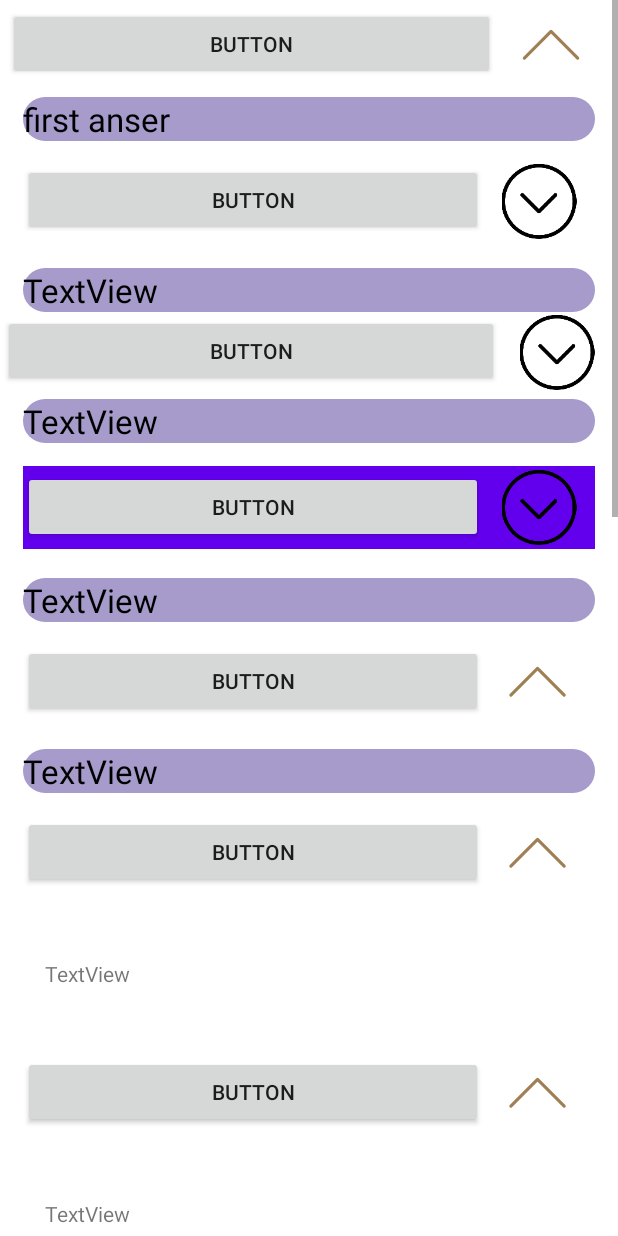
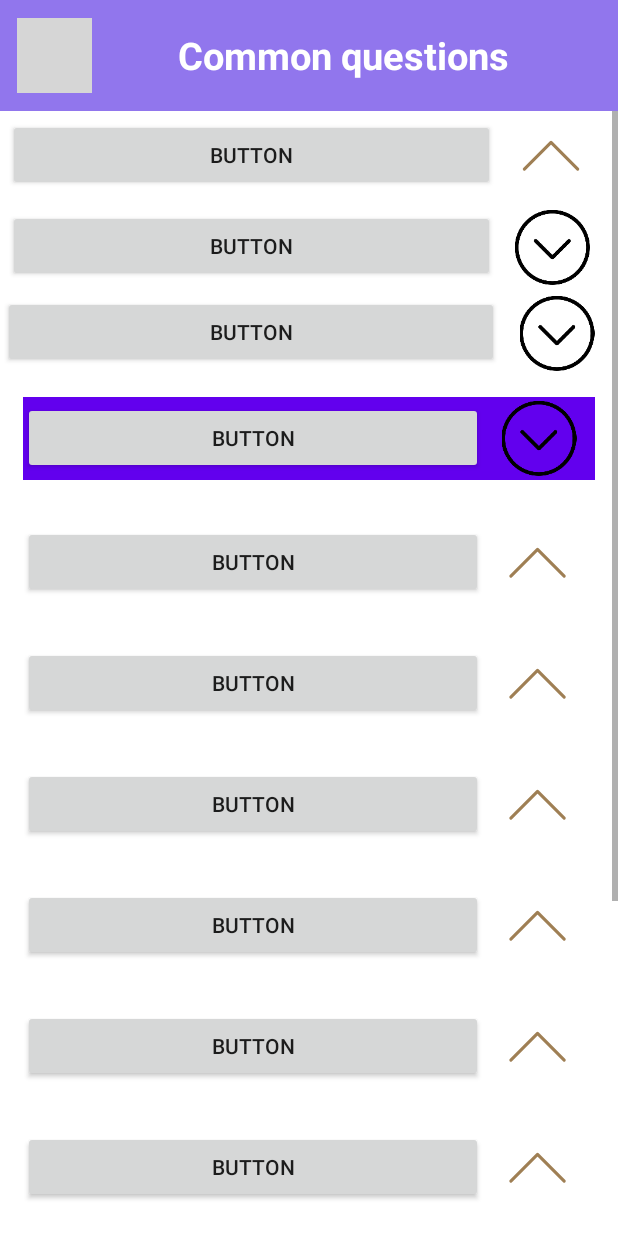
Before and after one commit to AhmedEmadEls/Student_Application, an Android app: the Test_Activity screen opened directly, with no data from a screen before it, on a phone screen of 412 x 824 dp. Run offline under Robolectric (Android 15) with nearby library versions, the phone set to English and light mode, and no system bars; Roboto replaces fonts that are not available here; grey boxes are pictures that could not be loaded.

Commit message:
add style

```diff
--- a/app/src/main/res/layout-ar/activity_main2.xml
+++ b/app/src/main/res/layout-ar/activity_main2.xml
@@ -18,7 +18,7 @@
         >
 
         <TextView
-            android:id="@+id/textView8"
+            android:id="@+id/textView1"
             android:layout_width="match_parent"
             android:layout_height="wrap_content"
             android:text="TextView"
@@ -28,7 +28,7 @@
             />
 
         <TextView
-            android:id="@+id/textView9"
+            android:id="@+id/textView2"
             android:layout_width="match_parent"
             android:layout_height="wrap_content"
             android:text="TextView"
@@ -37,7 +37,7 @@
             />
 
         <TextView
-            android:id="@+id/textView10"
+            android:id="@+id/textView3"
             android:layout_width="match_parent"
             android:layout_height="wrap_content"
             android:text="TextView"
@@ -134,6 +134,7 @@
                 android:scaleType="fitCenter"
                 android:background="@drawable/custom_btnmen"
                 android:src="@drawable/chatte"
+                android:onClick="qanda"
                 android:layout_marginRight="35dp"
                 android:layout_weight="1"
                 />
--- a/app/src/main/res/layout/activity_test.xml
+++ b/app/src/main/res/layout/activity_test.xml
@@ -1,5 +1,5 @@
 <?xml version="1.0" encoding="utf-8"?>
-<ScrollView
+<LinearLayout
     xmlns:android="http://schemas.android.com/apk/res/android"
     xmlns:app="http://schemas.android.com/apk/res-auto"
     xmlns:tools="http://schemas.android.com/tools"
@@ -9,6 +9,46 @@
     tools:context=".Test_Activity"
     android:background="@color/white"
     >
+
+    <LinearLayout
+        android:layout_width="match_parent"
+        android:layout_height="74dp"
+        android:orientation="horizontal"
+        android:background="#9176ED"
+        >
+
+        <ImageButton
+            android:layout_width="50dp"
+            android:layout_height="50dp"
+            android:layout_weight="0.01"
+            android:background="@color/null2"
+            android:scaleType="fitCenter"
+            android:src="@drawable/back3"
+            android:layout_gravity="center"
+            android:layout_marginLeft="11dp"
+
+            />
+
+        <TextView
+            android:layout_width="294px"
+            android:layout_height="wrap_content"
+            android:text="@string/common_questions"
+            android:gravity="center"
+            android:layout_gravity="center"
+            android:layout_marginRight="15dp"
+            android:textSize="25dp"
+            android:layout_weight="5"
+            android:textStyle="bold"
+            android:textColor="@color/white"
+            />
+
+    </LinearLayout>
+
+    <ScrollView
+        android:layout_width="match_parent"
+        android:layout_height="match_parent">
+
+
 <LinearLayout
     android:layout_width="match_parent"
     android:layout_height="5dp"
@@ -17,7 +57,6 @@
     <LinearLayout
         style="@style/layout"
         android:onClick="m1"
-
         >
 
         <Button
@@ -49,10 +88,8 @@
         />
 
     <LinearLayout
-        android:layout_width="match_parent"
-        android:layout_height="wrap_content"
-        android:orientation="horizontal"
-        android:layout_margin="15dp"
+        style="@style/layout"
+        android:onClick="m2"
         >
 
         <Button
@@ -212,10 +249,8 @@
 
     <TextView
         android:id="@+id/textView6"
-        android:layout_width="match_parent"
-        android:layout_height="wrap_content"
-        android:text="TextView"
-        android:layout_margin="30dp"
+        android:text="first anser"
+        style="@style/qatext"
         />
 
     <LinearLayout
@@ -246,10 +281,8 @@
 
     <TextView
         android:id="@+id/textView7"
-        android:layout_width="match_parent"
-        android:layout_height="wrap_content"
-        android:text="TextView"
-        android:layout_margin="30dp"
+        android:text="first anser"
+        style="@style/qatext"
         />
 
     <LinearLayout
@@ -280,10 +313,8 @@
 
     <TextView
         android:id="@+id/textView8"
-        android:layout_width="match_parent"
-        android:layout_height="wrap_content"
-        android:text="TextView"
-        android:layout_margin="30dp"
+        android:text="first anser"
+        style="@style/qatext"
         />
 
     <LinearLayout
@@ -314,10 +345,8 @@
 
     <TextView
         android:id="@+id/textView9"
-        android:layout_width="match_parent"
-        android:layout_height="wrap_content"
-        android:text="TextView"
-        android:layout_margin="30dp"
+        android:text="first anser"
+        style="@style/qatext"
         />
 
     <LinearLayout
@@ -348,10 +377,8 @@
 
     <TextView
         android:id="@+id/textView10"
-        android:layout_width="match_parent"
-        android:layout_height="wrap_content"
-        android:text="TextView"
-        android:layout_margin="30dp"
+        android:text="first anser"
+        style="@style/qatext"
         />
 
     <LinearLayout
@@ -382,10 +409,8 @@
 
     <TextView
         android:id="@+id/textView11"
-        android:layout_width="match_parent"
-        android:layout_height="wrap_content"
-        android:text="TextView"
-        android:layout_margin="30dp"
+        android:text="first anser"
+        style="@style/qatext"
         />
 
     <LinearLayout
@@ -416,10 +441,8 @@
 
     <TextView
         android:id="@+id/textView12"
-        android:layout_width="match_parent"
-        android:layout_height="wrap_content"
-        android:text="TextView"
-        android:layout_margin="30dp"
+        android:text="first anser"
+        style="@style/qatext"
         />
 
     <LinearLayout
@@ -450,10 +473,8 @@
 
     <TextView
         android:id="@+id/textView13"
-        android:layout_width="match_parent"
-        android:layout_height="wrap_content"
-        android:text="TextView"
-        android:layout_margin="30dp"
+        android:text="first anser"
+        style="@style/qatext"
         />
 
     <LinearLayout
@@ -484,13 +505,10 @@
 
     <TextView
         android:id="@+id/textView14"
-        android:layout_width="match_parent"
-        android:layout_height="wrap_content"
-        android:text="TextView"
-        android:layout_margin="30dp"
+        android:text="first anser"
+        style="@style/qatext"
         />
 
-
-
 </LinearLayout>
-</ScrollView>
+    </ScrollView>
+</LinearLayout>
--- a/app/src/main/res/values-night/themes.xml
+++ b/app/src/main/res/values-night/themes.xml
@@ -77,7 +77,7 @@
         <item name="android:textSize">22sp</item>
         <item name="android:textStyle">normal</item>
         <!--chang Visi    to gone -->
-        <item name="android:visibility">visible</item>
+        <item name="android:visibility">gone</item>
         <item name="android:background">@drawable/custom_btncommon</item>
     </style>
 
--- a/app/src/main/res/values/themes.xml
+++ b/app/src/main/res/values/themes.xml
@@ -92,7 +92,7 @@
         <item name="android:textSize">22sp</item>
         <item name="android:textStyle">normal</item>
         <!--chang Visi    to gone -->
-        <item name="android:visibility">visible</item>
+        <item name="android:visibility">gone</item>
         <item name="android:background">@drawable/custom_btncommon</item>
     </style>
 
```
Also changed, not shown: 1 other file.
